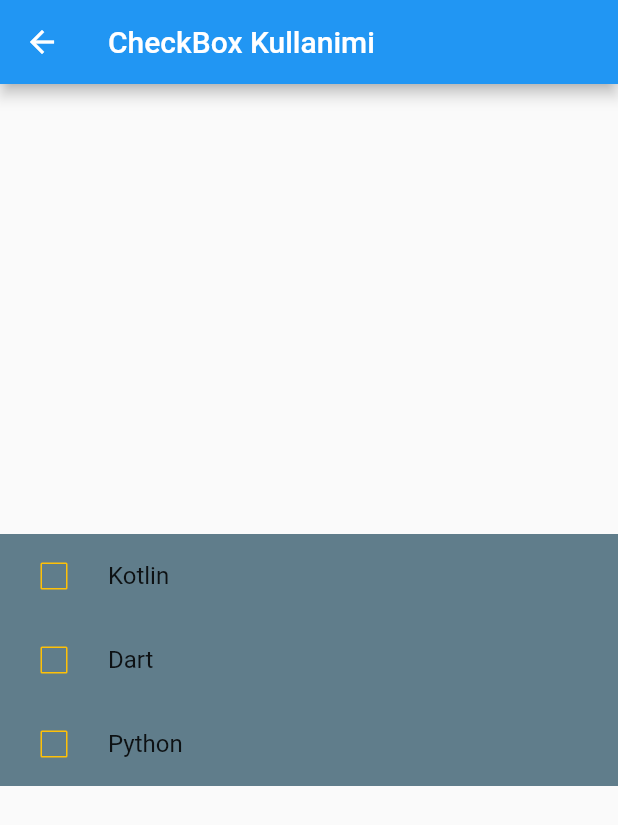
After one commit to tahaturan/flutter_basis_widget_2, a Flutter app: the screen it shows after launch, after a tap on "CheckBox Kullanimi", on a phone screen of 412 x 824 dp. The commit adds this screen. Shown: the top 825 px of the screen. Run offline on Flutter 3.47's test engine with Material 2 defaults, Android fonts, the phone set to English and light mode, and no system bars.

Commit message:
CheckBox Kullanimi

```diff
--- /dev/null
+++ b/lib/views/checkbox_kullanimi.dart
@@ -0,0 +1,33 @@
+import 'package:flutter/material.dart';
+import 'package:flutter_basis_widget_2/widgets/checkbox.dart';
+
+class CheckBoxKullanimi extends StatefulWidget {
+  const CheckBoxKullanimi({Key? key}) : super(key: key);
+
+  @override
+  State<CheckBoxKullanimi> createState() => _CheckBoxKullanimiState();
+}
+
+class _CheckBoxKullanimiState extends State<CheckBoxKullanimi> {
+  bool kotlinDurum = false;
+  bool dartDurum = false;
+  bool pythonDurum = false;
+  @override
+  Widget build(BuildContext context) {
+    return Scaffold(
+      appBar: AppBar(
+        title: const Text("CheckBox Kullanimi"),
+      ),
+      body: Center(
+        child: Column(
+          mainAxisAlignment: MainAxisAlignment.center,
+          children: [
+            CheckboxAl(name: "Kotlin", kontrol: kotlinDurum),
+            CheckboxAl(name: "Dart", kontrol: dartDurum),
+            CheckboxAl(name: "Python", kontrol: pythonDurum),
+          ],
+        ),
+      ),
+    );
+  }
+}
--- a/lib/views/my_home_page.dart
+++ b/lib/views/my_home_page.dart
@@ -1,4 +1,5 @@
 import 'package:flutter/material.dart';
+import 'package:flutter_basis_widget_2/views/checkbox_kullanimi.dart';
 import 'package:flutter_basis_widget_2/views/toggle_buttons_kullanimi.dart';
 import 'package:flutter_basis_widget_2/widgets/sayfa_gecis_button.dart';
 
@@ -23,6 +24,9 @@ class _MyHomePageState extends State<MyHomePage> {
             SayfaGecisButton(
                 butonYazi: "Toggle Button",
                 gecisSayfasi: const ToggleButtonsKullanimi()),
+            SayfaGecisButton(
+                butonYazi: "CheckBox Kullanimi",
+                gecisSayfasi: const CheckBoxKullanimi()),
           ],
         ),
       ),
--- /dev/null
+++ b/lib/widgets/checkbox.dart
@@ -0,0 +1,31 @@
+import 'package:flutter/material.dart';
+
+class CheckboxAl extends StatefulWidget {
+  String name;
+  bool kontrol;
+  CheckboxAl({Key? key, required this.name, required this.kontrol})
+      : super(key: key);
+
+  @override
+  State<CheckboxAl> createState() => _CheckboxAlState();
+}
+
+class _CheckboxAlState extends State<CheckboxAl> {
+  @override
+  Widget build(BuildContext context) {
+    return CheckboxListTile(
+      value: widget.kontrol,
+      title: Text(widget.name),
+      controlAffinity: ListTileControlAffinity.leading,
+      onChanged: (bool? veri) {
+        setState(() {
+          widget.kontrol = veri!;
+        });
+      },
+      checkColor: Colors.red, //*secildigi zaman tikin rengini belirler
+      activeColor: Colors.amber,
+      tileColor: Colors.blueGrey,
+      side: const BorderSide(color: Colors.amber),
+    );
+  }
+}
```
Also changed, not shown: assets/images/CheckBoxKullanimi.gif (added), 1 other file.
